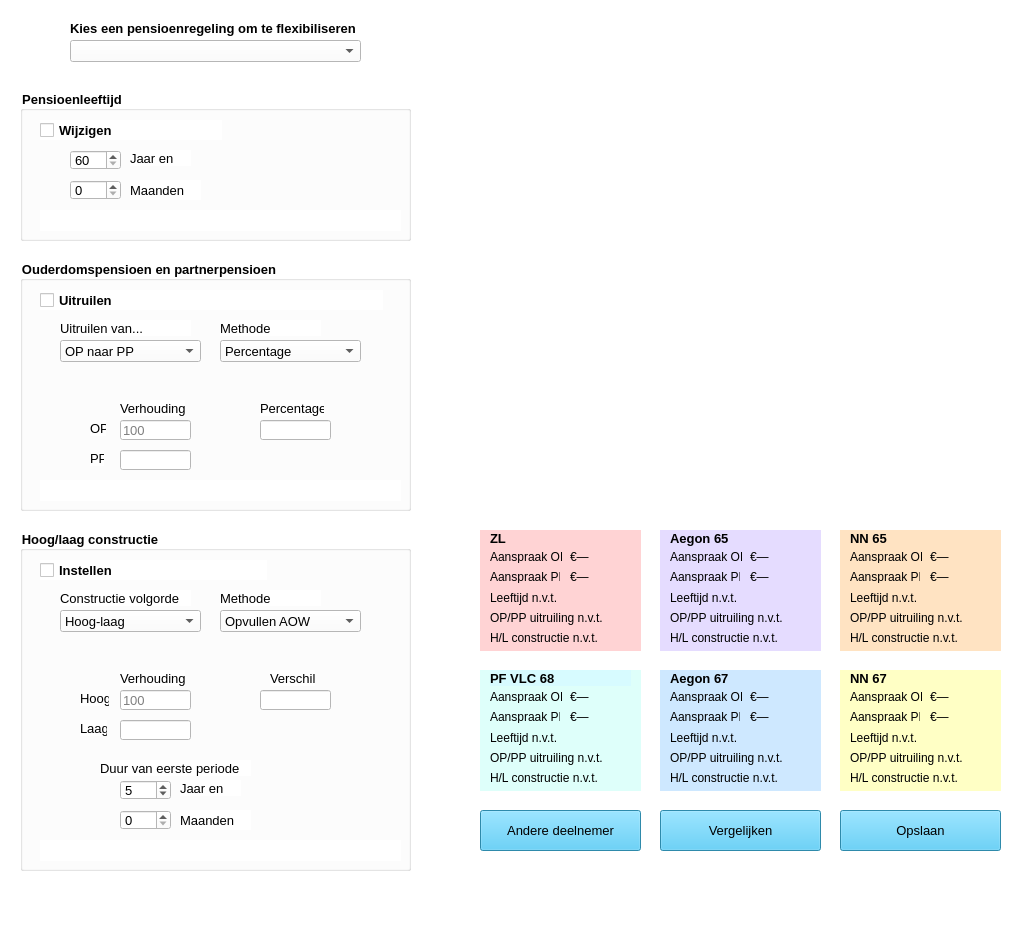
The window that flexmenu.ui (Alwin1234567/AR-project) describes before a commit, drawn with Qt 5.
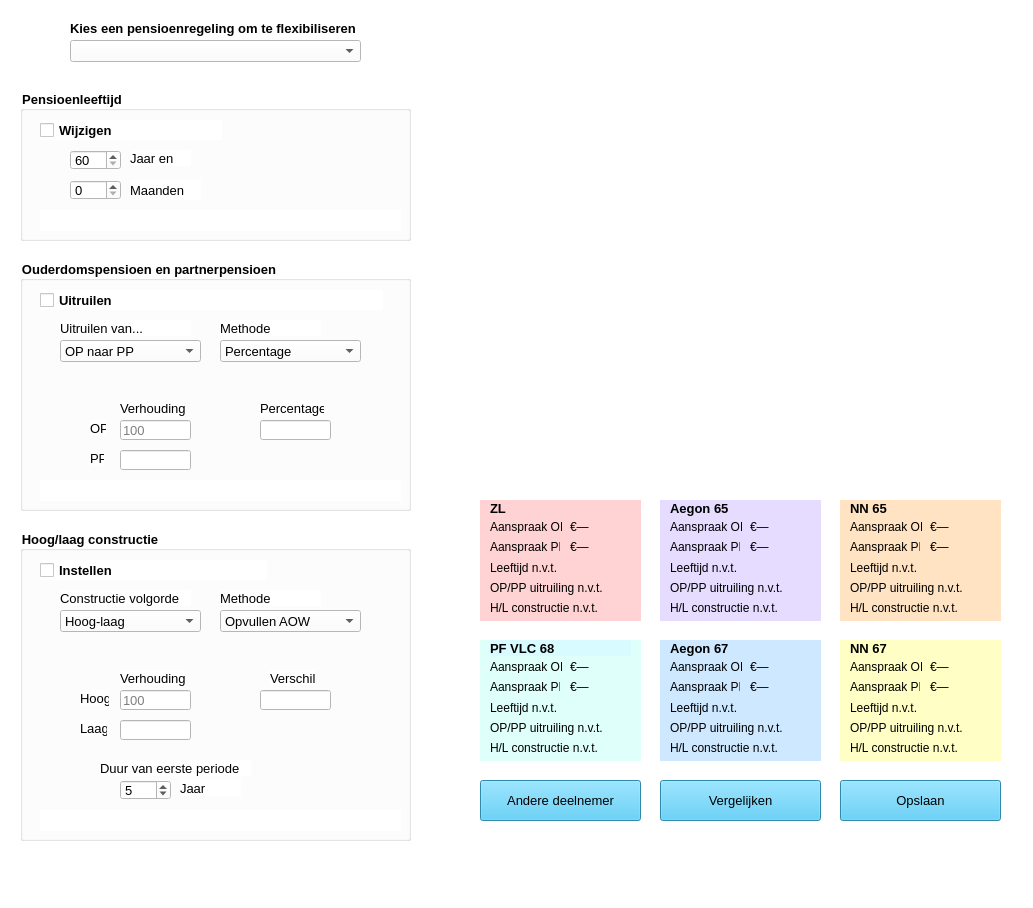
The same window after the commit. Icons and pictures are not drawn.

Commit message: Flexopslag sheet nu met persoonsgegevens en gekleurde blokken; Optie voor hoog-laag eerste periode maand is weggehaald

The edit to the form file:
```diff
--- a/flexmenu.ui
+++ b/flexmenu.ui
@@ -7,7 +7,7 @@
     <x>0</x>
     <y>0</y>
     <width>1033</width>
-    <height>927</height>
+    <height>908</height>
    </rect>
   </property>
   <property name="windowTitle">
@@ -78,7 +78,7 @@
     <property name="geometry">
      <rect>
       <x>470</x>
-      <y>130</y>
+      <y>120</y>
       <width>521</width>
       <height>341</height>
      </rect>
@@ -515,7 +515,7 @@
     <property name="geometry">
      <rect>
       <x>480</x>
-      <y>530</y>
+      <y>500</y>
       <width>161</width>
       <height>121</height>
      </rect>
@@ -626,7 +626,7 @@
     <property name="geometry">
      <rect>
       <x>660</x>
-      <y>530</y>
+      <y>500</y>
       <width>161</width>
       <height>121</height>
      </rect>
@@ -739,7 +739,7 @@
     <property name="geometry">
      <rect>
       <x>480</x>
-      <y>670</y>
+      <y>640</y>
       <width>161</width>
       <height>121</height>
      </rect>
@@ -850,7 +850,7 @@
     <property name="geometry">
      <rect>
       <x>660</x>
-      <y>670</y>
+      <y>640</y>
       <width>161</width>
       <height>121</height>
      </rect>
@@ -961,7 +961,7 @@
     <property name="geometry">
      <rect>
       <x>840</x>
-      <y>670</y>
+      <y>640</y>
       <width>161</width>
       <height>121</height>
      </rect>
@@ -1072,7 +1072,7 @@
     <property name="geometry">
      <rect>
       <x>840</x>
-      <y>530</y>
+      <y>500</y>
       <width>161</width>
       <height>121</height>
      </rect>
@@ -1183,7 +1183,7 @@
     <property name="geometry">
      <rect>
       <x>480</x>
-      <y>810</y>
+      <y>780</y>
       <width>161</width>
       <height>41</height>
      </rect>
@@ -1204,7 +1204,7 @@
     <property name="geometry">
      <rect>
       <x>660</x>
-      <y>810</y>
+      <y>780</y>
       <width>161</width>
       <height>41</height>
      </rect>
@@ -1225,7 +1225,7 @@
     <property name="geometry">
      <rect>
       <x>840</x>
-      <y>810</y>
+      <y>780</y>
       <width>161</width>
       <height>41</height>
      </rect>
@@ -1248,7 +1248,7 @@
       <x>20</x>
       <y>530</y>
       <width>391</width>
-      <height>341</height>
+      <height>311</height>
      </rect>
     </property>
     <property name="font">
@@ -1496,7 +1496,7 @@
      <property name="geometry">
       <rect>
        <x>20</x>
-       <y>310</y>
+       <y>280</y>
        <width>361</width>
        <height>21</height>
       </rect>
@@ -1540,27 +1540,6 @@
       <number>5</number>
      </property>
     </widget>
-    <widget class="QLabel" name="lbl_HLMaand">
-     <property name="enabled">
-      <bool>true</bool>
-     </property>
-     <property name="geometry">
-      <rect>
-       <x>160</x>
-       <y>280</y>
-       <width>71</width>
-       <height>20</height>
-      </rect>
-     </property>
-     <property name="font">
-      <font>
-       <pointsize>10</pointsize>
-      </font>
-     </property>
-     <property name="text">
-      <string>Maanden</string>
-     </property>
-    </widget>
     <widget class="QLabel" name="lbl_HLJaar">
      <property name="geometry">
       <rect>
@@ -1576,31 +1555,7 @@
       </font>
      </property>
      <property name="text">
-      <string>Jaar en</string>
-     </property>
-    </widget>
-    <widget class="QSpinBox" name="sbHLMaand">
-     <property name="enabled">
-      <bool>true</bool>
-     </property>
-     <property name="geometry">
-      <rect>
-       <x>100</x>
-       <y>280</y>
-       <width>51</width>
-       <height>20</height>
-      </rect>
-     </property>
-     <property name="font">
-      <font>
-       <pointsize>10</pointsize>
-      </font>
-     </property>
-     <property name="minimum">
-      <number>0</number>
-     </property>
-     <property name="maximum">
-      <number>11</number>
+      <string>Jaar</string>
      </property>
     </widget>
     <widget class="QLabel" name="lbl_lhEerstePeriode">
@@ -1644,7 +1599,7 @@
     <property name="geometry">
      <rect>
       <x>490</x>
-      <y>530</y>
+      <y>500</y>
       <width>141</width>
       <height>16</height>
      </rect>
@@ -1667,7 +1622,7 @@
     <property name="geometry">
      <rect>
       <x>670</x>
-      <y>530</y>
+      <y>500</y>
       <width>141</width>
       <height>16</height>
      </rect>
@@ -1690,7 +1645,7 @@
     <property name="geometry">
      <rect>
       <x>850</x>
-      <y>530</y>
+      <y>500</y>
       <width>141</width>
       <height>16</height>
      </rect>
@@ -1713,7 +1668,7 @@
     <property name="geometry">
      <rect>
       <x>850</x>
-      <y>670</y>
+      <y>640</y>
       <width>141</width>
       <height>16</height>
      </rect>
@@ -1737,7 +1692,7 @@
     <property name="geometry">
      <rect>
       <x>670</x>
-      <y>670</y>
+      <y>640</y>
       <width>141</width>
       <height>16</height>
      </rect>
@@ -1760,7 +1715,7 @@
     <property name="geometry">
      <rect>
       <x>490</x>
-      <y>670</y>
+      <y>640</y>
       <width>141</width>
       <height>16</height>
      </rect>
@@ -1783,7 +1738,7 @@
     <property name="geometry">
      <rect>
       <x>610</x>
-      <y>860</y>
+      <y>830</y>
       <width>251</width>
       <height>21</height>
      </rect>
```
Left out of the diff: 2 changed lines with no effect on the pictures. The commit also changes 3 other files.
